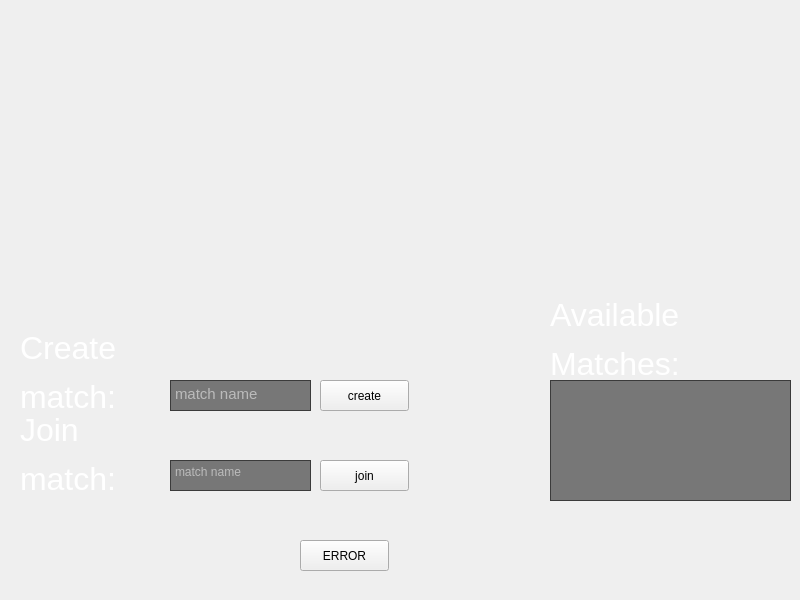
Above: client_src/QT/client_lobby.ui from Taller-de-Programacion-1-1C2024-GRUPO1/TP-Jazz-Jackrabbit-2 before the change. Below: the same form after it.
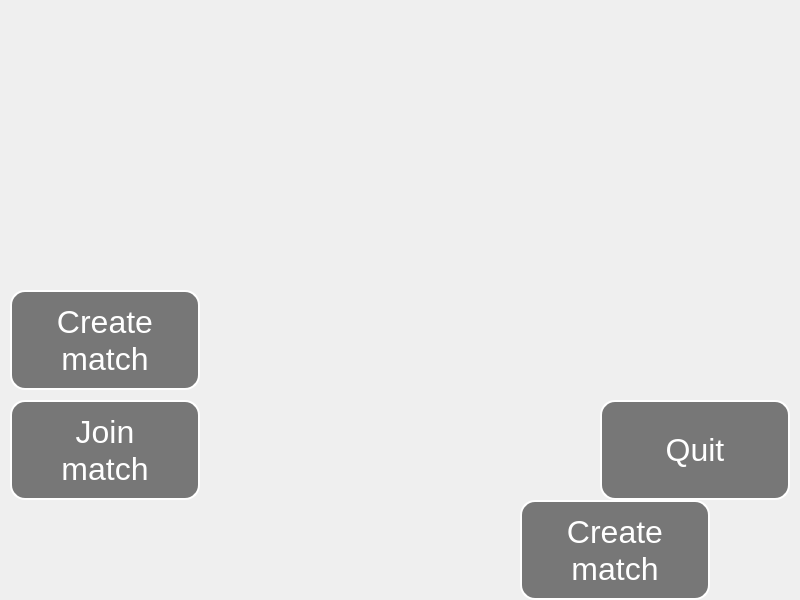
That is the form after the change.

Commit message: refactor: map_selector y join_match_lobby

Diff of the .ui file:
```diff
--- a/client_src/QT/client_lobby.ui
+++ b/client_src/QT/client_lobby.ui
@@ -14,149 +14,111 @@
    <string>ClientLobby</string>
   </property>
   <widget class="QWidget" name="centralwidget">
-   <widget class="QLabel" name="LabelCreateMatch">
-    <property name="geometry">
-     <rect>
-      <x>20</x>
-      <y>330</y>
-      <width>191</width>
-      <height>81</height>
-     </rect>
-    </property>
-    <property name="text">
-     <string>&lt;html&gt;&lt;head/&gt;&lt;body&gt;&lt;p&gt;&lt;span style=&quot; font-size:24pt; color:#ffffff;&quot;&gt;Create &lt;/span&gt;&lt;/p&gt;&lt;p&gt;&lt;span style=&quot; font-size:24pt; color:#ffffff;&quot;&gt;match:&lt;/span&gt;&lt;/p&gt;&lt;/body&gt;&lt;/html&gt;</string>
-    </property>
-   </widget>
-   <widget class="QLabel" name="LabelJoinMatch">
-    <property name="geometry">
-     <rect>
-      <x>20</x>
-      <y>410</y>
-      <width>191</width>
-      <height>91</height>
-     </rect>
-    </property>
-    <property name="text">
-     <string>&lt;html&gt;&lt;head/&gt;&lt;body&gt;&lt;p&gt;&lt;span style=&quot; font-size:24pt; color:#ffffff;&quot;&gt;Join&lt;/span&gt;&lt;/p&gt;&lt;p&gt;&lt;span style=&quot; font-size:24pt; color:#ffffff;&quot;&gt;match:&lt;/span&gt;&lt;/p&gt;&lt;/body&gt;&lt;/html&gt;</string>
-    </property>
-   </widget>
-   <widget class="QPlainTextEdit" name="txtCreateMatch">
-    <property name="geometry">
-     <rect>
-      <x>170</x>
-      <y>380</y>
-      <width>141</width>
-      <height>31</height>
-     </rect>
-    </property>
-    <property name="font">
-     <font>
-      <family>Ubuntu</family>
-      <pointsize>11</pointsize>
-      <italic>false</italic>
-      <bold>false</bold>
-     </font>
-    </property>
-    <property name="styleSheet">
-     <string notr="true">font: 11pt &quot;Ubuntu&quot;;
-background-color: rgba(0, 0, 0, 128); color: white;</string>
-    </property>
-    <property name="placeholderText">
-     <string>match name</string>
-    </property>
-   </widget>
-   <widget class="QPlainTextEdit" name="txtJoinMatch">
-    <property name="geometry">
-     <rect>
-      <x>170</x>
-      <y>460</y>
-      <width>141</width>
-      <height>31</height>
-     </rect>
-    </property>
-    <property name="styleSheet">
-     <string notr="true">font: 11pt &quot;Ubuntu&quot;;
-background-color: rgba(0, 0, 0, 128); color: white;</string>
-    </property>
-    <property name="placeholderText">
-     <string>match name</string>
-    </property>
-   </widget>
    <widget class="QPushButton" name="btnCreateMatch">
     <property name="geometry">
      <rect>
-      <x>320</x>
-      <y>380</y>
-      <width>89</width>
-      <height>31</height>
-     </rect>
-    </property>
-    <property name="text">
-     <string>create</string>
-    </property>
-   </widget>
-   <widget class="QPushButton" name="btnJoinMatch">
-    <property name="geometry">
-     <rect>
-      <x>320</x>
-      <y>460</y>
-      <width>89</width>
-      <height>31</height>
-     </rect>
-    </property>
-    <property name="text">
-     <string>join</string>
-    </property>
-   </widget>
-   <widget class="QPlainTextEdit" name="txtAvailableMatches">
-    <property name="geometry">
-     <rect>
-      <x>550</x>
-      <y>380</y>
-      <width>241</width>
-      <height>121</height>
-     </rect>
-    </property>
-    <property name="font">
-     <font>
-      <family>Ubuntu</family>
-      <pointsize>11</pointsize>
-      <italic>false</italic>
-      <bold>false</bold>
-     </font>
-    </property>
-    <property name="styleSheet">
-     <string notr="true">font: 11pt &quot;Ubuntu&quot;;
-background-color: rgba(0, 0, 0, 128); color: white;</string>
-    </property>
-    <property name="placeholderText">
-     <string/>
-    </property>
-   </widget>
-   <widget class="QLabel" name="label">
-    <property name="geometry">
-     <rect>
-      <x>550</x>
+      <x>10</x>
       <y>290</y>
-      <width>231</width>
-      <height>101</height>
+      <width>190</width>
+      <height>100</height>
      </rect>
     </property>
+    <property name="font">
+     <font>
+      <pointsize>24</pointsize>
+      <italic>false</italic>
+      <bold>false</bold>
+     </font>
+    </property>
+    <property name="styleSheet">
+     <string notr="true">color: white; 
+background-color: rgba(0, 0, 0, 128); 
+border: 2px solid white; 
+border-radius: 15px;
+padding: 5px; </string>
+    </property>
     <property name="text">
-     <string>&lt;html&gt;&lt;head/&gt;&lt;body&gt;&lt;p&gt;&lt;span style=&quot; font-size:24pt; color:#ffffff;&quot;&gt;Available&lt;/span&gt;&lt;/p&gt;&lt;p&gt;&lt;span style=&quot; font-size:24pt; color:#ffffff;&quot;&gt;Matches:&lt;/span&gt;&lt;/p&gt;&lt;/body&gt;&lt;/html&gt;</string>
+     <string>Create 
+match</string>
     </property>
    </widget>
-   <widget class="QPushButton" name="btnError">
+   <widget class="QPushButton" name="btnJoinMatch">
     <property name="geometry">
      <rect>
-      <x>300</x>
-      <y>540</y>
-      <width>89</width>
-      <height>31</height>
+      <x>10</x>
+      <y>400</y>
+      <width>190</width>
+      <height>100</height>
      </rect>
     </property>
+    <property name="font">
+     <font>
+      <pointsize>24</pointsize>
+     </font>
+    </property>
+    <property name="styleSheet">
+     <string notr="true">color: white; 
+background-color: rgba(0, 0, 0, 128); 
+border: 2px solid white; 
+border-radius: 15px;
+padding: 5px; </string>
+    </property>
     <property name="text">
-     <string>ERROR</string>
+     <string>Join
+match</string>
+    </property>
+   </widget>
+   <widget class="QPushButton" name="btnQuit">
+    <property name="geometry">
+     <rect>
+      <x>600</x>
+      <y>400</y>
+      <width>190</width>
+      <height>100</height>
+     </rect>
+    </property>
+    <property name="font">
+     <font>
+      <pointsize>24</pointsize>
+     </font>
+    </property>
+    <property name="styleSheet">
+     <string notr="true">color: white; 
+background-color: rgba(0, 0, 0, 128); 
+border: 2px solid white; 
+border-radius: 15px;
+padding: 5px; </string>
+    </property>
+    <property name="text">
+     <string>Quit</string>
+    </property>
+   </widget>
+   <widget class="QPushButton" name="btnCreateMatch_2">
+    <property name="geometry">
+     <rect>
+      <x>520</x>
+      <y>500</y>
+      <width>190</width>
+      <height>100</height>
+     </rect>
+    </property>
+    <property name="font">
+     <font>
+      <pointsize>24</pointsize>
+      <italic>false</italic>
+      <bold>false</bold>
+     </font>
+    </property>
+    <property name="styleSheet">
+     <string notr="true">color: white; 
+background-color: rgba(0, 0, 0, 128); 
+border: 2px solid white; 
+border-radius: 15px;
+padding: 5px; </string>
+    </property>
+    <property name="text">
+     <string>Create 
+match</string>
     </property>
    </widget>
   </widget>
```
The commit also changes 16 other files.
